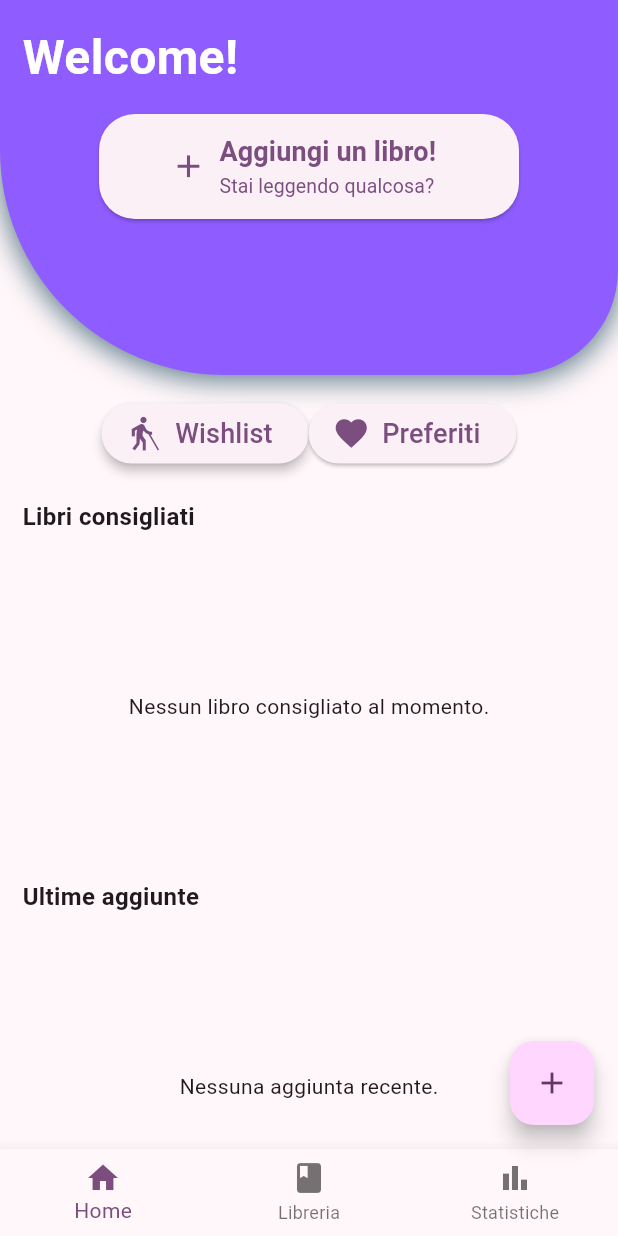
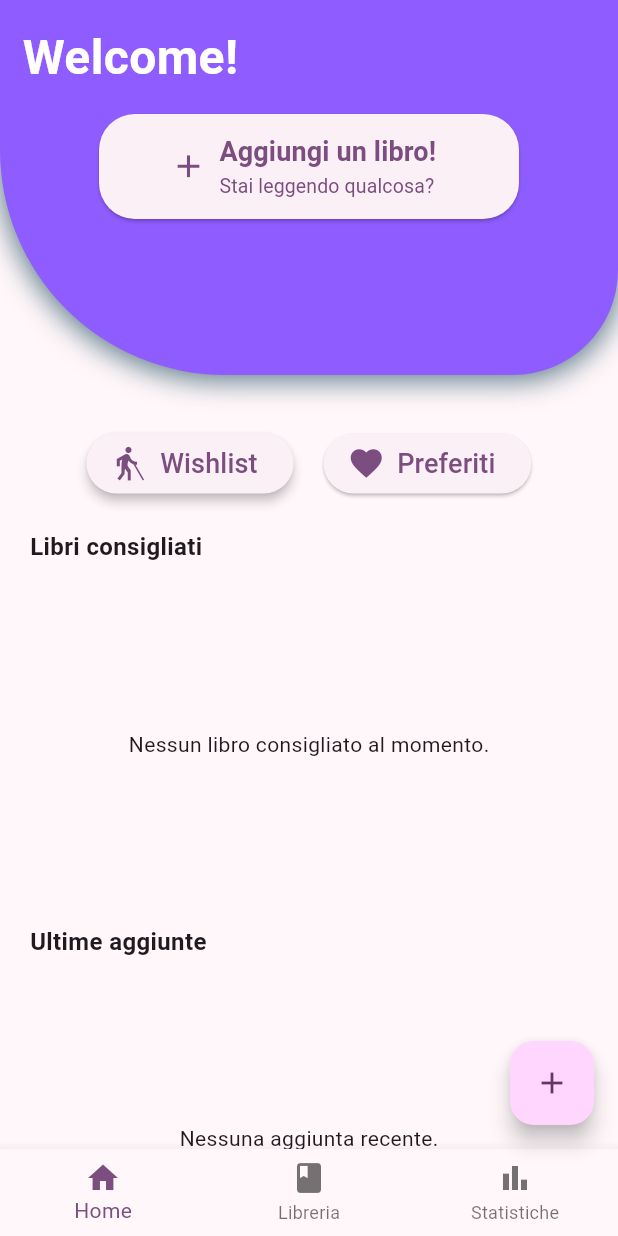
Before and after one commit to emanueletocci/Bibliotech, a Flutter app: the screen it shows after launch, on a phone screen of 412 x 824 dp. Run offline on Flutter 3.47's test engine with Material 3 defaults, Android fonts, the light colour scheme and no system bars; our stand-ins replace image_picker.

Commit message:
aggiornamenti responsveness

```diff
--- a/lib/components/libro_cover_widget.dart
+++ b/lib/components/libro_cover_widget.dart
@@ -9,7 +9,6 @@ class LibroCoverWidget extends StatelessWidget {
   @override
   Widget build(BuildContext context) {
     return Container(
-      margin: const EdgeInsets.symmetric(horizontal: 8.0),
       child: ClipRRect(
         borderRadius: BorderRadius.circular(8.0),
         child: _buildBookCover(libro),
--- a/lib/screens/home/homepage_view.dart
+++ b/lib/screens/home/homepage_view.dart
@@ -145,12 +145,15 @@ class Body extends StatelessWidget {
   @override
   Widget build(BuildContext context) {
     return Padding(
-      padding: const EdgeInsets.symmetric(horizontal: 15.0),
+      padding: const EdgeInsets.all(20.0),
       child: Column(
         spacing: 20,
+        mainAxisAlignment: MainAxisAlignment.start,
+        crossAxisAlignment: CrossAxisAlignment.start,
         children: <Widget>[
           Center(
             child: Row(
+              spacing: 20,
               mainAxisAlignment: MainAxisAlignment.center,
               children: <Widget>[
                 ElevatedButton.icon(
@@ -180,10 +183,6 @@ class Body extends StatelessWidget {
               ],
             ),
           ),
-          Column(
-            spacing: 15,
-            crossAxisAlignment: CrossAxisAlignment.start,
-            children: [
               const Text(
                 "Libri consigliati",
                 style: TextStyle(fontSize: 16, fontWeight: FontWeight.bold),
@@ -256,8 +255,6 @@ class Body extends StatelessWidget {
                 ),
               ),
             ],
-          ),
-        ],
       ),
     );
   }
```
